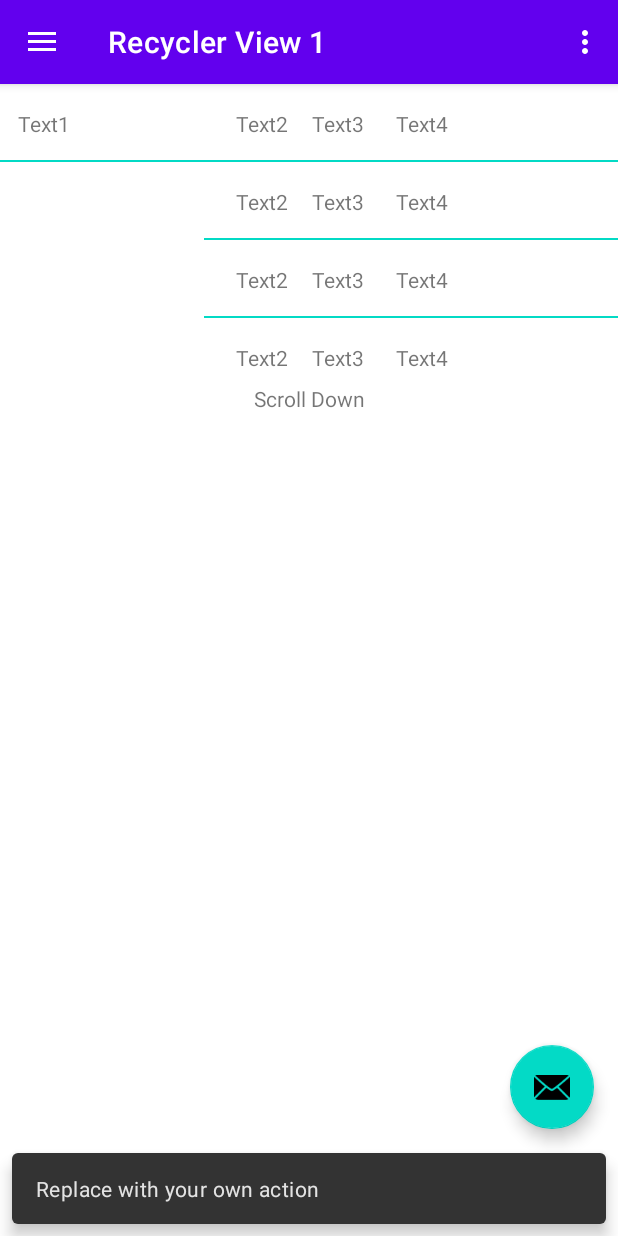
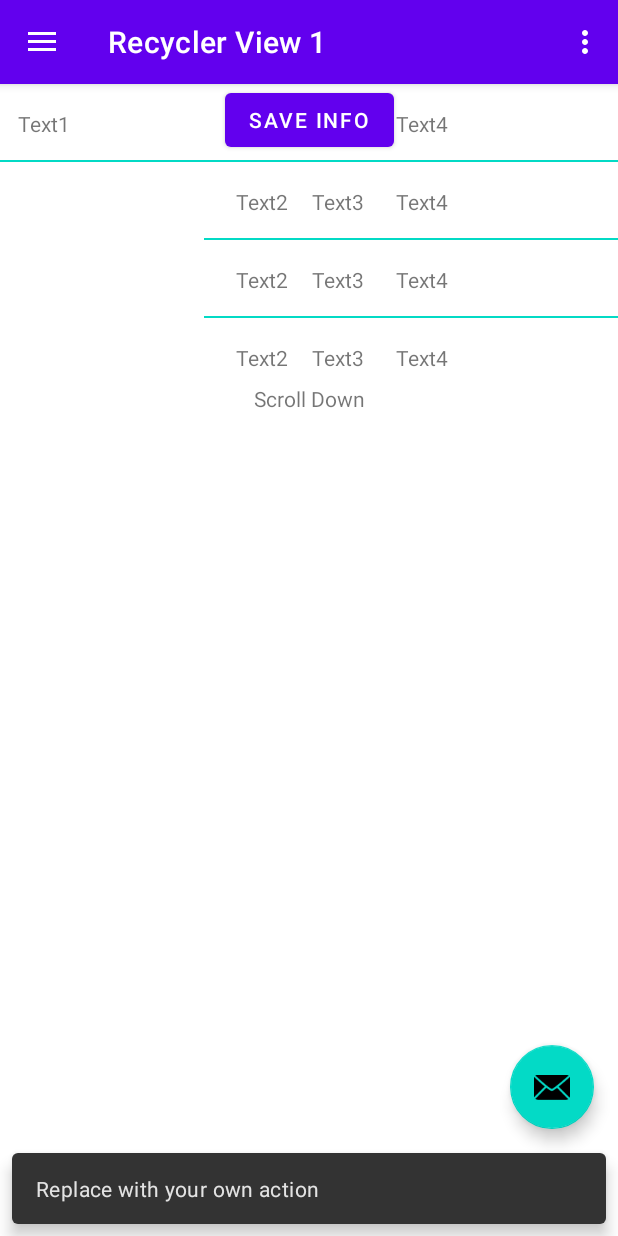
Before and after one commit to parmeshtoyou/MultiSampleApp, an Android app: the screen it shows after launch (MainActivity), after a tap on an icon or button, on a phone screen of 412 x 824 dp. Run offline under Robolectric (Android 15) with nearby library versions, the phone set to English and light mode, and no system bars; our stand-ins replace Firebase (no records; nobody signed in at launch, a user with empty details on screens opened directly), navigation-ui.

Commit message:
grid issue + stack over flow https://stackoverflow.com/questions/65161444/why-some-buttons-of-my-gridlayout-have-distance-and-they-arent-showing-on-the-a

```diff
--- a/app/build.gradle
+++ b/app/build.gradle
@@ -1,6 +1,7 @@
 apply plugin: 'com.android.application'
 apply plugin: 'kotlin-android'
 apply plugin: 'kotlin-android-extensions'
+apply plugin: 'com.google.gms.google-services'
 
 android {
     compileSdkVersion 29
@@ -50,6 +51,7 @@ dependencies {
     implementation 'androidx.navigation:navigation-ui-ktx:2.3.0'
     implementation "androidx.constraintlayout:constraintlayout:2.0.1"
     implementation 'androidx.gridlayout:gridlayout:1.0.0'
+    implementation 'com.google.firebase:firebase-database:19.2.1'
 
     testImplementation 'junit:junit:4.13'
     androidTestImplementation 'androidx.test.ext:junit:1.1.2'
--- a/app/src/main/AndroidManifest.xml
+++ b/app/src/main/AndroidManifest.xml
@@ -1,7 +1,7 @@
 <?xml version="1.0" encoding="utf-8"?>
 <manifest xmlns:android="http://schemas.android.com/apk/res/android"
     package="com.example.multisampleapp">
-
+    <uses-permission android:name="android.permission.INTERNET" />
     <application
         android:allowBackup="true"
         android:icon="@mipmap/ic_launcher"
--- a/app/src/main/java/com/example/multisampleapp/ui/home/HomeFragment.kt
+++ b/app/src/main/java/com/example/multisampleapp/ui/home/HomeFragment.kt
@@ -1,10 +1,9 @@
 package com.example.multisampleapp.ui.home
 
-import android.content.ClipData
-import android.content.ClipboardManager
-import android.content.Context.CLIPBOARD_SERVICE
 import android.os.Bundle
+import android.util.Log
 import android.view.View
+import android.widget.Toast
 import androidx.fragment.app.Fragment
 import androidx.lifecycle.Observer
 import androidx.lifecycle.ViewModelProvider
@@ -12,6 +11,10 @@ import androidx.recyclerview.widget.LinearLayoutManager
 import androidx.recyclerview.widget.RecyclerView
 import com.example.multisampleapp.R
 import com.example.multisampleapp.model.ItemModel
+import com.google.firebase.database.DataSnapshot
+import com.google.firebase.database.DatabaseError
+import com.google.firebase.database.FirebaseDatabase
+import com.google.firebase.database.ValueEventListener
 import kotlinx.android.synthetic.main.fragment_home.*
 
 class HomeFragment : Fragment(R.layout.fragment_home) {
@@ -25,9 +28,38 @@ class HomeFragment : Fragment(R.layout.fragment_home) {
         initViewModel()
         observeItemList()
 
-        (requireActivity().getSystemService(CLIPBOARD_SERVICE) as ClipboardManager).apply {
+        /*(requireActivity().getSystemService(CLIPBOARD_SERVICE) as ClipboardManager).apply {
             setPrimaryClip(ClipData.newPlainText("simple text", "some other text"))
+        }*/
+
+        val database = FirebaseDatabase.getInstance("https://multisampleapp-default-rtdb.firebaseio.com/")
+        val myRef = database.getReference("fName")
+
+        saveInfo.setOnClickListener {
+            //myRef.setValue("Parmesh")
+            showToastMsg("Hello World")
         }
+
+
+        myRef.addValueEventListener(object : ValueEventListener {
+            override fun onCancelled(p0: DatabaseError) {
+                //showToastMsg("on Cancelled: ${p0.message}")
+            }
+
+            override fun onDataChange(p0: DataSnapshot) {
+                //showToastMsg("onDataChange key:${p0.key} and value:${p0.value}")
+            }
+        })
+    }
+
+    fun showToastMsg(msg: String?) {
+        requireActivity().runOnUiThread(Runnable {
+            Toast.makeText(
+                requireContext(),
+                msg,
+                Toast.LENGTH_LONG
+            ).show()
+        })
     }
 
     private fun initView() {
--- a/app/src/main/java/com/example/multisampleapp/ui/home/HomeSecondFragment.java
+++ /dev/null
@@ -1,6 +0,0 @@
-package com.example.multisampleapp.ui.home;
-
-import android.app.Fragment;
-
-public class HomeSecondFragment extends Fragment {
-}
--- a/app/src/main/res/layout/fragment_home.xml
+++ b/app/src/main/res/layout/fragment_home.xml
@@ -22,5 +22,14 @@
             app:layout_constraintStart_toStartOf="parent"
             app:layout_constraintTop_toBottomOf="@id/recyclerView1" />
 
+        <Button
+            android:id="@+id/saveInfo"
+            android:layout_width="wrap_content"
+            android:layout_height="wrap_content"
+            android:text="Save Info"
+            app:layout_constraintEnd_toEndOf="parent"
+            app:layout_constraintStart_toStartOf="parent"
+            tools:layout_editor_absoluteY="515dp" />
+
 
 </androidx.constraintlayout.widget.ConstraintLayout>
--- a/build.gradle
+++ b/build.gradle
@@ -10,6 +10,7 @@ buildscript {
     dependencies {
         classpath 'com.android.tools.build:gradle:3.6.2'
         classpath "org.jetbrains.kotlin:kotlin-gradle-plugin:$kotlin_version"
+        classpath 'com.google.gms:google-services:4.3.3'
 
         // NOTE: Do not place your application dependencies here; they belong
         // in the individual module build.gradle files
```
Also changed, not shown: 2 other files.
